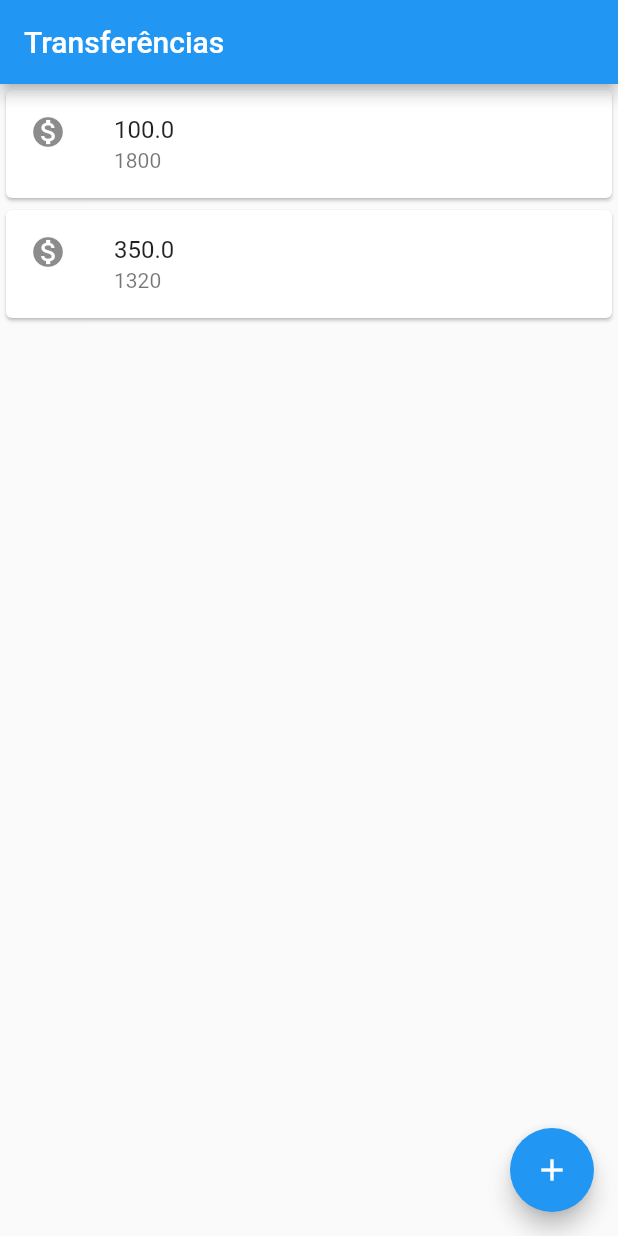
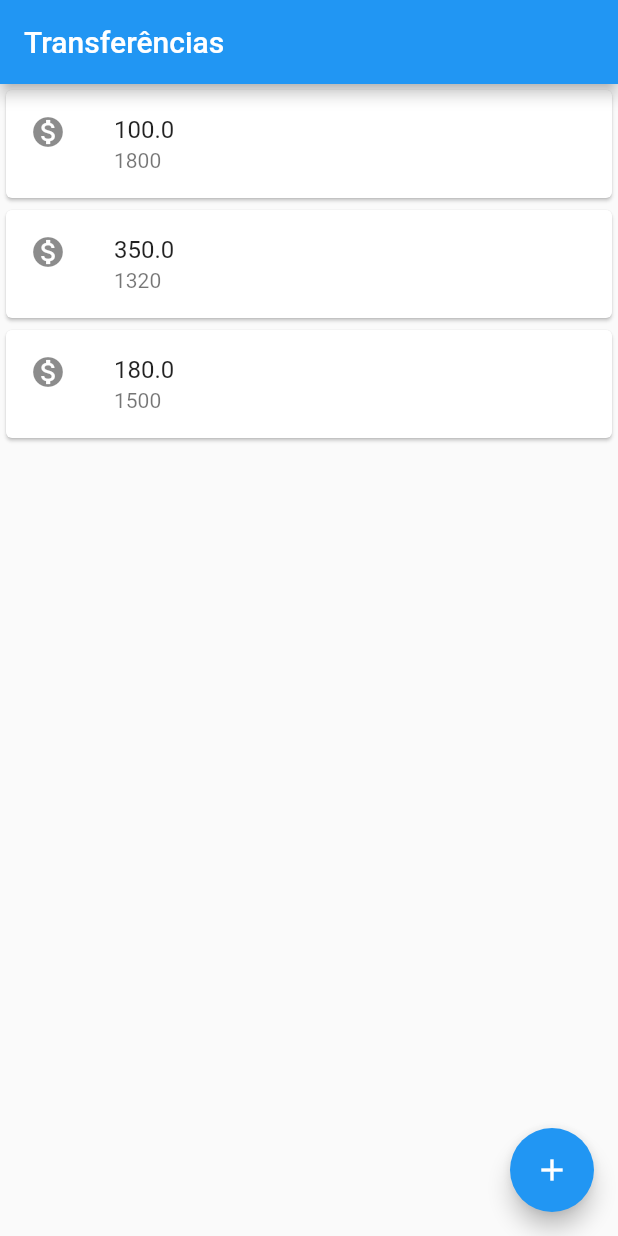
Before and after one commit to jsarcari/bytebank, a Flutter app: the screen it shows after launch, on a phone screen of 412 x 824 dp. Run offline on Flutter 3.47's test engine with Material 2 defaults, Android fonts, the phone set to English and light mode, and no system bars.

Commit message:
Criação da classe lista de transferências

```diff
--- a/lib/main.dart
+++ b/lib/main.dart
@@ -2,7 +2,20 @@ import 'package:flutter/material.dart';
 
 void main() => runApp(MaterialApp(
   home: Scaffold(
-    body: Column(
+    body: ListaTransferencias(),
+    appBar: AppBar(title: Text('Transferências'),),
+    floatingActionButton: FloatingActionButton(
+      onPressed: () {  },
+      child: Icon(Icons.add),
+    ),
+  ),
+));
+
+class ListaTransferencias extends StatelessWidget {
+  @override
+  Widget build(BuildContext context) {
+    // TODO: implement build
+    return Column(
       children: <Widget>[
         Card(
           child: ListTile(
@@ -18,12 +31,15 @@ void main() => runApp(MaterialApp(
             subtitle: Text('1320'),
           ),
         ),
+        Card(
+          child: ListTile(
+            leading: Icon(Icons.monetization_on),
+            title: Text('180.0'),
+            subtitle: Text('1500'),
+          ),
+        ),
       ],
-    ),
-    appBar: AppBar(title: Text('Transferências'),),
-    floatingActionButton: FloatingActionButton(
-      onPressed: () {  },
-      child: Icon(Icons.add),
-    ),
-  ),
-));
+    );
+  }
+
+}
```
